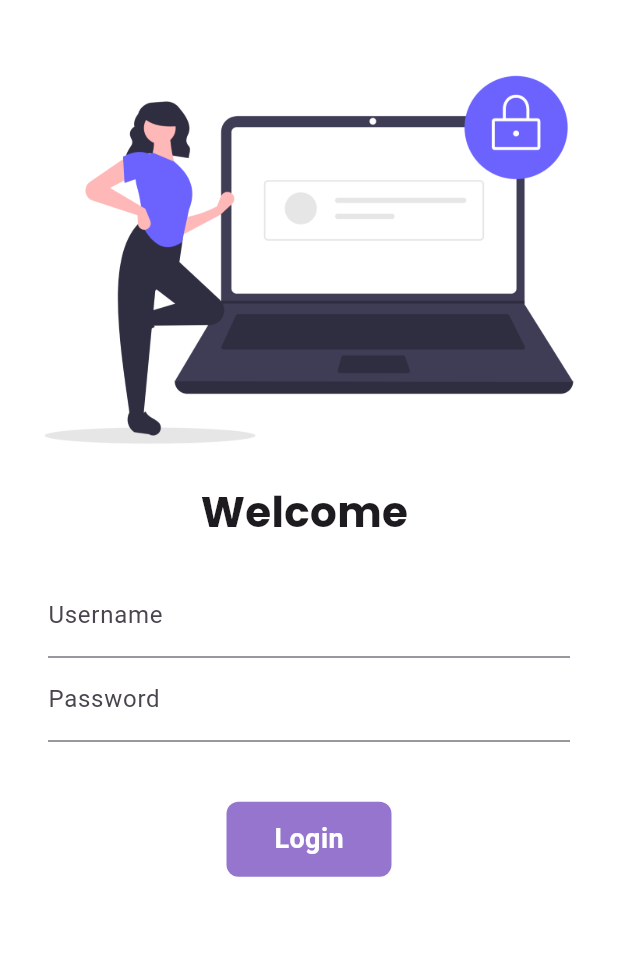
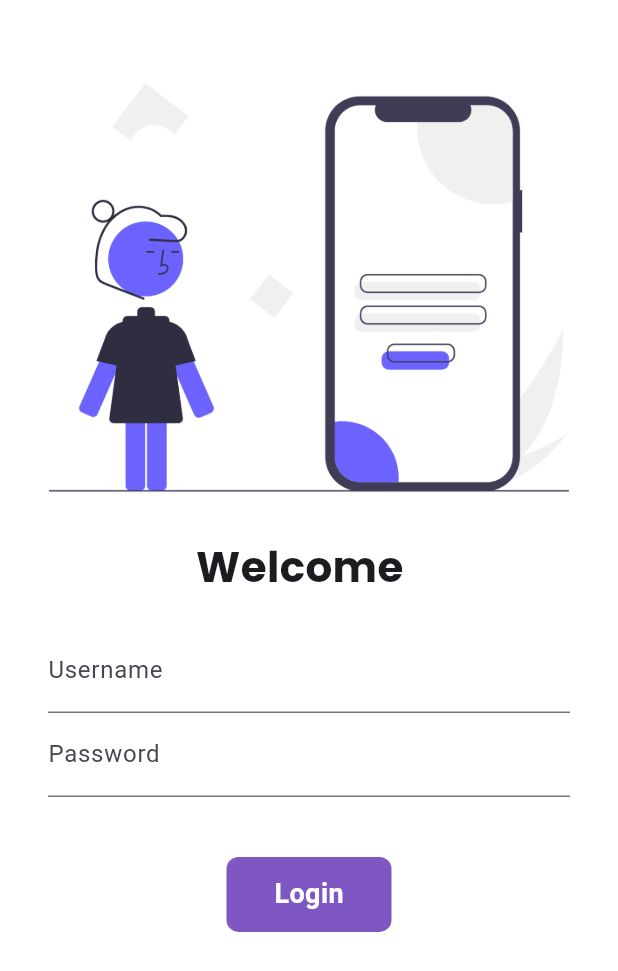
Before and after one commit to yesra29/catalog_app, a Flutter app: the screen it shows after launch, on a phone screen of 412 x 824 dp. Shown: the top 971 px of the screen. Run offline on Flutter 3.47's test engine with Material 3 defaults, Android fonts, the phone set to English and light mode, and no system bars; our stand-ins replace google_fonts.

Commit message:
UI of login page completed

```diff
--- a/lib/LoginPage.dart
+++ b/lib/LoginPage.dart
@@ -12,8 +12,22 @@ class loginPage extends StatefulWidget {
 
 class _loginPageState extends State<loginPage> {
 
-  String name = "" ;
+  String name = " " ;
   bool changedButton = false;
+  final _formKey = GlobalKey<FormState>();
+
+  moveToHome(BuildContext context) async {
+    if (_formKey.currentState!.validate()) {
+      setState(() {
+        changedButton = true;
+      });
+      await Future.delayed(Duration(seconds: 1));
+      await Navigator.pushNamed(context, MyRoutes.homeRoute);
+      setState(() {
+        changedButton = false;
+      });
+    }
+  }
 
 
   @override
@@ -21,12 +35,14 @@ class _loginPageState extends State<loginPage> {
     return Material(
       color: Colors.white,
     child: SingleChildScrollView(
+      child: Form(
+        key: _formKey,
         child: Column(
           children: [
             SizedBox(
               height: 30,
             ),
-          Image.asset("assets/image/login_image.png",
+            Image.asset("assets/image/Login.png",
               fit: BoxFit.cover,
             ),
             SizedBox(
@@ -41,7 +57,8 @@ class _loginPageState extends State<loginPage> {
               height: 5,
             ),
             Padding(
-            padding: const EdgeInsets.symmetric(vertical: 16.0,horizontal: 32.0),
+              padding: const EdgeInsets.symmetric(
+                  vertical: 16.0,horizontal: 32.0),
               child: Column(
                 children: [
                   TextFormField(
@@ -49,6 +66,13 @@ class _loginPageState extends State<loginPage> {
                       hintText: "Enter username",
                       labelText: "Username",
                     ),
+                    validator: (value) {
+                      if (value == null || value.isEmpty) {
+                        return "Username cannot be empty";
+                      }
+                      return null;
+                    },
+
                     onChanged: (value){
                       name = value;
                       setState(() {
@@ -62,20 +86,26 @@ class _loginPageState extends State<loginPage> {
                       hintText: "Enter password",
                       labelText: "Password",
                     ),
+                    validator: (value) {
+                      if( value==null || value.isEmpty) {
+                        return "Password cannot be empty";
+                      }
+                      else if (value.length<6) {
+                        return "Password length shoulb be atleast 6";
+                      }
+                      return null;
+                    },
                   ),
                   SizedBox(
                     height: 40,
                   ),
 
-                InkWell(
-                  onTap: () async {
-                    setState(() {
-                      changedButton =true;
-                    });
-
-                    await Future.delayed(Duration(seconds :1));
-                    Navigator.pushNamed(context, MyRoutes.homeRoute);
-                  },
+                  Material(
+                    color: Colors.deepPurple.shade400,
+                    borderRadius:
+                    BorderRadius.circular(changedButton ? 50 : 8),
+                    child: InkWell(
+                      onTap: () => moveToHome(context),
                       child: AnimatedContainer(
                         duration: Duration(seconds: 1),
                         width: changedButton?60 :110,
@@ -90,23 +120,17 @@ class _loginPageState extends State<loginPage> {
                               fontSize: 18),
                         ),
                         decoration: BoxDecoration(
-                      color: Colors.deepPurple.shade300,
-                      borderRadius: BorderRadius.circular(changedButton ? 50 : 8),
+                          // color: Colors.deepPurple.shade300,
                         ),
                       ),
                     ),
-      //           ElevatedButton(
-      //             child: Text("Login"),
-      //             style: TextButton.styleFrom(minimumSize: Size(120,50)),
-      //               onPressed: () {
-      //                 Navigator.pushNamed(context, MyRoutes.homeRoute);
-      // },
-      //           ),
+                  ),
                 ],
               ),
             ),
           ],
         ),
+      ),
     )
     );
   }
```
Also changed, not shown: assets/image/Login.png (added). Lines whose indentation alone changed are shown as unchanged.
